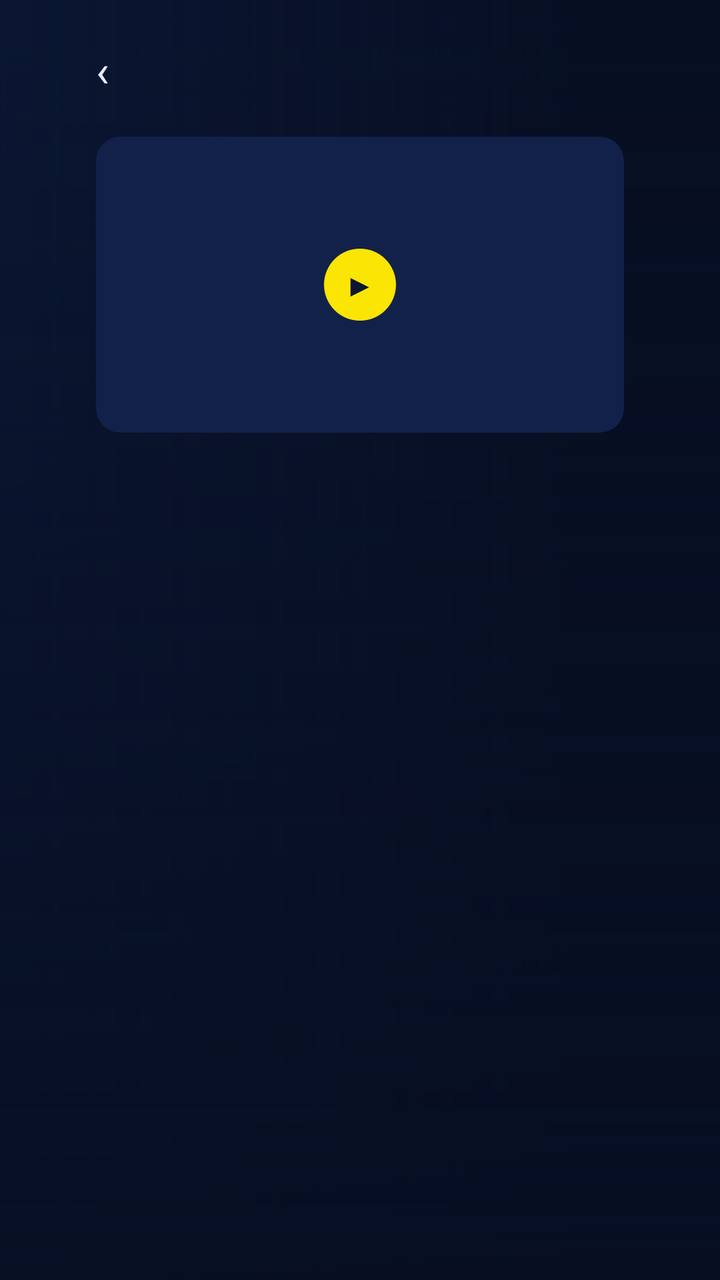
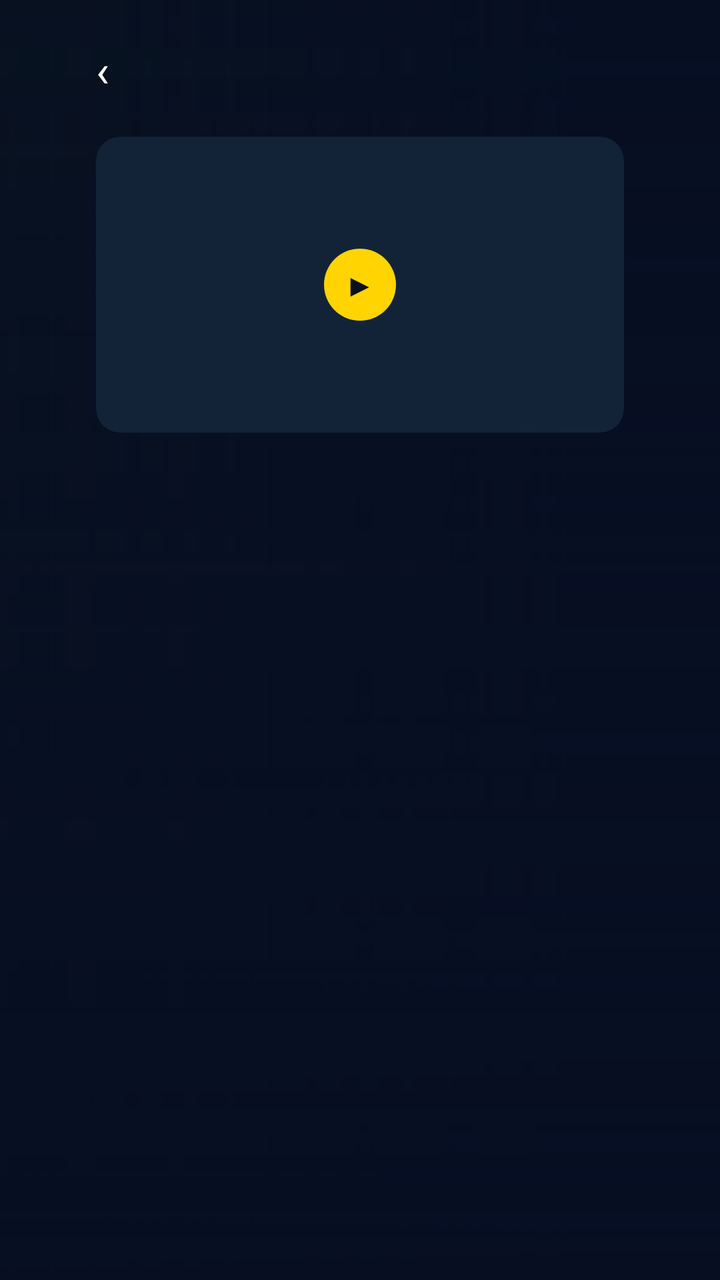

Screens rendered from an Android XML layout before and after an edit, with the pre-edit source and the edit as a unified diff.
<!-- AndroidManifest.xml: application theme Theme.MissaTv -->
<!-- res/layout/fragment_details.xml -->
<?xml version="1.0" encoding="utf-8"?>
<FrameLayout xmlns:android="http://schemas.android.com/apk/res/android"
    xmlns:app="http://schemas.android.com/apk/res-auto"
    android:layout_width="match_parent"
    android:layout_height="match_parent"
    android:background="@color/missa_navy_deep">

    
    <ImageView
        android:id="@+id/details_bg"
        android:layout_width="match_parent"
        android:layout_height="match_parent"
        android:scaleType="centerCrop"
        android:importantForAccessibility="no" />

    <View
        android:id="@+id/details_scrim_h"
        android:layout_width="match_parent"
        android:layout_height="match_parent"
        android:background="@drawable/scrim_horizontal" />

    <View
        android:id="@+id/details_scrim_v"
        android:layout_width="match_parent"
        android:layout_height="match_parent"
        android:background="@drawable/scrim_vertical" />

    <ScrollView
        android:layout_width="match_parent"
        android:layout_height="match_parent"
        android:clipToPadding="false"
        android:scrollbars="none">

        <LinearLayout
            android:layout_width="match_parent"
            android:layout_height="wrap_content"
            android:orientation="vertical"
            android:clipChildren="false"
            android:clipToPadding="false"
            android:paddingLeft="48dp"
            android:paddingRight="48dp"
            android:paddingTop="20dp"
            android:paddingBottom="24dp">

            
            <LinearLayout
                android:id="@+id/details_breadcrumb"
                android:layout_width="wrap_content"
                android:layout_height="wrap_content"
                android:orientation="horizontal"
                android:gravity="center_vertical">

                <TextView
                    android:id="@+id/details_back"
                    android:layout_width="wrap_content"
                    android:layout_height="wrap_content"
                    android:paddingRight="10dp"
                    android:text="‹"
                    android:textSize="22sp"
                    android:textColor="@color/missa_text"
                    android:focusable="true"
                    android:clickable="true"
                    android:contentDescription="@string/details_back" />

                <TextView
                    android:id="@+id/details_category"
                    android:layout_width="wrap_content"
                    android:layout_height="wrap_content"
                    android:textSize="14sp"
                    android:textColor="@color/missa_text_secondary" />

                <TextView
                    android:id="@+id/details_crumb_title"
                    android:layout_width="wrap_content"
                    android:layout_height="wrap_content"
                    android:maxLines="1"
                    android:ellipsize="end"
                    android:maxWidth="520dp"
                    android:textSize="14sp"
                    android:textStyle="bold"
                    android:textColor="@color/missa_white" />
            </LinearLayout>

            
            <LinearLayout
                android:layout_width="match_parent"
                android:layout_height="wrap_content"
                android:orientation="horizontal"
                android:clipChildren="false"
                android:clipToPadding="false"
                android:layout_marginTop="19dp">

                <FrameLayout
                    android:layout_width="@dimen/details_art_w"
                    android:layout_height="@dimen/details_art_h"
                    android:layout_marginRight="@dimen/details_art_gap">

                    <ImageView
                        android:id="@+id/details_art"
                        android:layout_width="match_parent"
                        android:layout_height="match_parent"
                        android:scaleType="centerCrop"
                        android:background="@drawable/bg_art_rounded"
                        android:clipToOutline="true"
                        android:contentDescription="@string/details_play" />

                    <TextView
                        android:id="@+id/details_play"
                        android:layout_width="@dimen/details_play_size"
                        android:layout_height="@dimen/details_play_size"
                        android:layout_gravity="center"
                        android:background="@drawable/bg_play_circle"
                        android:gravity="center"
                        android:text="▶"
                        android:textSize="16sp"
                        android:textColor="@color/missa_on_yellow"
                        android:focusable="true"
                        android:clickable="true"
                        android:contentDescription="@string/details_play" />
                </FrameLayout>

                <LinearLayout
                    android:layout_width="0dp"
                    android:layout_height="wrap_content"
                    android:layout_weight="1"
                    android:orientation="vertical"
                    android:clipChildren="false"
                    android:clipToPadding="false">

                    
                    <LinearLayout
                        android:id="@+id/details_badges"
                        android:layout_width="wrap_content"
                        android:layout_height="wrap_content"
                        android:orientation="horizontal"
                        android:gravity="center_vertical" />

                    <TextView
                        android:id="@+id/details_title"
                        android:layout_width="wrap_content"
                        android:layout_height="wrap_content"
                        android:layout_marginTop="8dp"
                        android:maxLines="2"
                        android:ellipsize="end"
                        android:textSize="34sp"
                        android:textStyle="bold"
                        android:fontFamily="sans-serif-black"
                        android:textColor="@color/missa_white" />

                    <TextView
                        android:id="@+id/details_desc"
                        android:layout_width="wrap_content"
                        android:layout_height="wrap_content"
                        android:layout_marginTop="8dp"
                        android:maxWidth="@dimen/details_desc_width"
                        android:maxLines="3"
                        android:ellipsize="end"
                        android:textSize="16sp"
                        android:lineSpacingExtra="3dp"
                        android:textColor="@color/missa_text_secondary" />

                    <TextView
                        android:id="@+id/details_source"
                        android:layout_width="wrap_content"
                        android:layout_height="wrap_content"
                        android:layout_marginTop="8dp"
                        android:maxLines="2"
                        android:textSize="13sp"
                        android:textColor="@color/missa_text_secondary" />

                    
                    <LinearLayout
                        android:id="@+id/details_actions"
                        android:layout_width="wrap_content"
                        android:layout_height="wrap_content"
                        android:layout_marginTop="14dp"
                        android:orientation="horizontal"
                        android:gravity="center_vertical"
                        android:clipChildren="false"
                        android:clipToPadding="false" />
                </LinearLayout>
            </LinearLayout>

            
            <LinearLayout
                android:id="@+id/details_similar_section"
                android:layout_width="match_parent"
                android:layout_height="wrap_content"
                android:layout_marginTop="22dp"
                android:orientation="vertical"
                android:visibility="gone">

                <LinearLayout
                    android:layout_width="wrap_content"
                    android:layout_height="wrap_content"
                    android:orientation="horizontal"
                    android:gravity="center_vertical">

                    <View
                        android:layout_width="4dp"
                        android:layout_height="18dp"
                        android:background="@color/missa_yellow" />

                    <TextView
                        android:id="@+id/details_similar_title"
                        android:layout_width="wrap_content"
                        android:layout_height="wrap_content"
                        android:layout_marginLeft="8dp"
                        android:textSize="18sp"
                        android:textStyle="bold"
                        android:textColor="@color/missa_white" />
                </LinearLayout>

                <androidx.leanback.widget.HorizontalGridView
                    android:id="@+id/details_similar_grid"
                    android:layout_width="match_parent"
                    android:layout_height="130dp"
                    android:layout_marginTop="10dp"
                    android:focusable="true" />
            </LinearLayout>
        </LinearLayout>
    </ScrollView>
</FrameLayout>
<!-- resources referenced by this layout -->
<resources>
  <color name="missa_navy_deep">#060E22</color>
  <color name="missa_on_yellow">#0A1633</color>
  <color name="missa_text">#E8EDFA</color>
  <color name="missa_text_secondary">#C7D1EA</color>
  <color name="missa_white">#FFFFFF</color>
  <color name="missa_yellow">#FAE504</color>
  <dimen name="details_art_gap">27dp</dimen>
  <dimen name="details_art_h">148dp</dimen>
  <dimen name="details_art_w">264dp</dimen>
  <dimen name="details_desc_width">450dp</dimen>
  <dimen name="details_play_size">36dp</dimen>
  <!-- drawable bg_art_rounded (drawable) -->
  <?xml version="1.0" encoding="utf-8"?>
  <shape xmlns:android="http://schemas.android.com/apk/res/android" android:shape="rectangle">
      <solid android:color="@color/missa_card_bg" />
      <corners android:radius="@dimen/details_art_radius" />
  </shape>
  <!-- drawable bg_play_circle (drawable) -->
  <?xml version="1.0" encoding="utf-8"?>
  <shape xmlns:android="http://schemas.android.com/apk/res/android" android:shape="oval">
      <solid android:color="@color/missa_yellow" />
  </shape>
  <!-- drawable scrim_horizontal (drawable) -->
  <?xml version="1.0" encoding="utf-8"?>
  <shape xmlns:android="http://schemas.android.com/apk/res/android" android:shape="rectangle">
      <gradient
          android:angle="0"
          android:startColor="#F00A1633"
          android:centerColor="#000A1633"
          android:centerX="0.8"
          android:endColor="#000A1633" />
  </shape>
  <!-- drawable scrim_vertical (drawable) -->
  <?xml version="1.0" encoding="utf-8"?>
  <shape xmlns:android="http://schemas.android.com/apk/res/android" android:shape="rectangle">
      <gradient
          android:angle="270"
          android:startColor="#00060E22"
          android:endColor="#F2060E22" />
  </shape>
  <string name="details_back">Retour</string>
  <string name="details_play">Lire</string>
  <style name="Theme.MissaTv" parent="@style/Theme.Leanback">
          <item name="android:windowBackground">@drawable/bg_missa_night</item>
          <item name="android:colorPrimary">@color/missa_yellow</item>
          <item name="android:colorAccent">@color/missa_yellow</item>
          <item name="defaultBrandColor">@color/missa_blue</item>
          <item name="android:textColorPrimary">@color/text_primary</item>
          <item name="android:textColorSecondary">@color/text_secondary</item>
      </style>
  <color name="missa_card_bg">#12214A</color>
  <dimen name="details_art_radius">12dp</dimen>
  <!-- drawable bg_missa_night (drawable) -->
  <?xml version="1.0" encoding="utf-8"?>
  <shape xmlns:android="http://schemas.android.com/apk/res/android" android:shape="rectangle">
      <gradient
          android:angle="135"
          android:startColor="@color/missa_navy"
          android:endColor="@color/missa_navy_deep"
          android:type="linear" />
  </shape>
  <color name="missa_blue">#0142AB</color>
  <color name="text_primary">#FFFFFF</color>
  <color name="text_secondary">#B8C4E0</color>
  <color name="missa_navy">#0A1633</color>
</resources>

<!-- the commit's change to res/layout/fragment_details.xml (unified diff, before → after) -->
@@ -61,6 +61,16 @@
                     android:focusable="true"
                     android:clickable="true"
                     android:contentDescription="@string/details_back" />
+
+                
+                <ImageView
+                    android:id="@+id/details_category_icon"
+                    android:layout_width="16dp"
+                    android:layout_height="16dp"
+                    android:layout_marginRight="6dp"
+                    android:scaleType="fitCenter"
+                    android:visibility="gone"
+                    android:importantForAccessibility="no" />
 
                 <TextView
                     android:id="@+id/details_category"
@@ -211,10 +221,11 @@
                         android:textColor="@color/missa_white" />
                 </LinearLayout>
 
+                
                 <androidx.leanback.widget.HorizontalGridView
                     android:id="@+id/details_similar_grid"
                     android:layout_width="match_parent"
-                    android:layout_height="130dp"
+                    android:layout_height="240dp"
                     android:layout_marginTop="10dp"
                     android:focusable="true" />
             </LinearLayout>
<!-- resource entries referenced after the edit -->
@@ -1,11 +1,11 @@
 <!-- resources referenced by this layout -->
 <resources>
   <color name="missa_navy_deep">#060E22</color>
-  <color name="missa_on_yellow">#0A1633</color>
-  <color name="missa_text">#E8EDFA</color>
-  <color name="missa_text_secondary">#C7D1EA</color>
+  <color name="missa_on_yellow">#07111F</color>
+  <color name="missa_text">#FFFFFF</color>
+  <color name="missa_text_secondary">#B8C5D6</color>
   <color name="missa_white">#FFFFFF</color>
-  <color name="missa_yellow">#FAE504</color>
+  <color name="missa_yellow">#FFD400</color>
   <dimen name="details_art_gap">27dp</dimen>
   <dimen name="details_art_h">148dp</dimen>
   <dimen name="details_art_w">264dp</dimen>
@@ -27,10 +27,10 @@
   <shape xmlns:android="http://schemas.android.com/apk/res/android" android:shape="rectangle">
       <gradient
           android:angle="0"
-          android:startColor="#F00A1633"
-          android:centerColor="#000A1633"
+          android:startColor="#F007111F"
+          android:centerColor="#0007111F"
           android:centerX="0.8"
-          android:endColor="#000A1633" />
+          android:endColor="#0007111F" />
   </shape>
   <!-- drawable scrim_vertical (drawable) -->
   <?xml version="1.0" encoding="utf-8"?>
@@ -49,8 +49,11 @@
           <item name="defaultBrandColor">@color/missa_blue</item>
           <item name="android:textColorPrimary">@color/text_primary</item>
           <item name="android:textColorSecondary">@color/text_secondary</item>
+          
+          <item name="android:statusBarColor">@color/missa_navy_deep</item>
+          <item name="android:navigationBarColor">@color/missa_navy_deep</item>
       </style>
-  <color name="missa_card_bg">#12214A</color>
+  <color name="missa_card_bg">#122338</color>
   <dimen name="details_art_radius">12dp</dimen>
   <!-- drawable bg_missa_night (drawable) -->
   <?xml version="1.0" encoding="utf-8"?>
@@ -61,9 +64,9 @@
           android:endColor="@color/missa_navy_deep"
           android:type="linear" />
   </shape>
-  <color name="missa_blue">#0142AB</color>
+  <color name="missa_blue">#2787F5</color>
   <color name="text_primary">#FFFFFF</color>
-  <color name="text_secondary">#B8C4E0</color>
-  <color name="missa_navy">#0A1633</color>
+  <color name="text_secondary">#B8C5D6</color>
+  <color name="missa_navy">#07111F</color>
 </resources>
 
